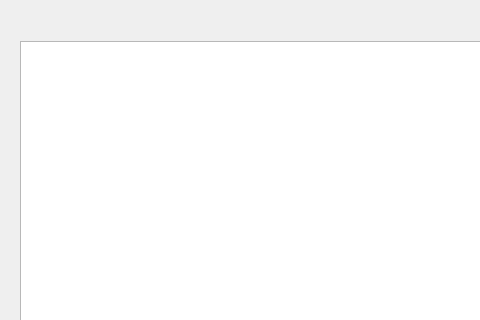
This is mainUI.ui in REDKARASIK/Coffees as Qt 5 draws it before an edit; both pictures show x 0 to 480 and y 0 to 320 of the 714 by 534 pixel window. The edited form follows.
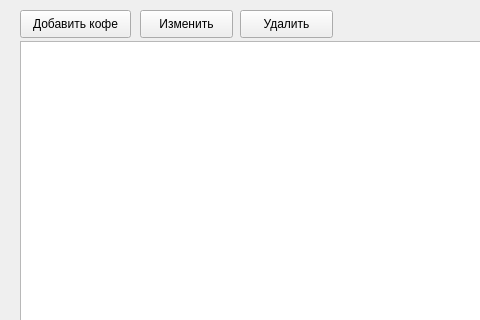
This is the edited form.

Commit message: With buttons, but not working

Diff of the .ui file:
```diff
--- a/mainUI.ui
+++ b/mainUI.ui
@@ -24,6 +24,45 @@
      </rect>
     </property>
    </widget>
+   <widget class="QPushButton" name="add_button">
+    <property name="geometry">
+     <rect>
+      <x>20</x>
+      <y>10</y>
+      <width>111</width>
+      <height>28</height>
+     </rect>
+    </property>
+    <property name="text">
+     <string>Добавить кофе</string>
+    </property>
+   </widget>
+   <widget class="QPushButton" name="change_button">
+    <property name="geometry">
+     <rect>
+      <x>140</x>
+      <y>10</y>
+      <width>93</width>
+      <height>28</height>
+     </rect>
+    </property>
+    <property name="text">
+     <string>Изменить</string>
+    </property>
+   </widget>
+   <widget class="QPushButton" name="delete_button">
+    <property name="geometry">
+     <rect>
+      <x>240</x>
+      <y>10</y>
+      <width>93</width>
+      <height>28</height>
+     </rect>
+    </property>
+    <property name="text">
+     <string>Удалить</string>
+    </property>
+   </widget>
   </widget>
   <widget class="QMenuBar" name="menubar">
    <property name="geometry">
```
The commit also changes 2 other files.
